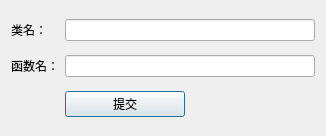
This is ui/match.ui in dqzg12300/fridaUiTools as Qt 5 draws it before an edit. The edited form follows.
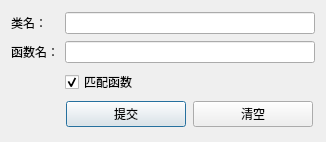
This is the edited form.

```diff
--- a/ui/match.ui
+++ b/ui/match.ui
@@ -7,20 +7,26 @@
     <x>0</x>
     <y>0</y>
     <width>326</width>
-    <height>136</height>
+    <height>142</height>
    </rect>
   </property>
   <property name="windowTitle">
    <string>匹配java函数</string>
   </property>
   <layout class="QGridLayout" name="gridLayout">
-   <item row="0" column="0">
-    <widget class="QLabel" name="label">
+   <item row="2" column="1">
+    <widget class="QCheckBox" name="chkHasMethod">
      <property name="text">
-      <string>类名：</string>
+      <string>匹配函数</string>
+     </property>
+     <property name="checked">
+      <bool>true</bool>
      </property>
     </widget>
    </item>
+   <item row="1" column="1">
+    <widget class="QLineEdit" name="txtMethod"/>
+   </item>
    <item row="0" column="1">
     <widget class="QLineEdit" name="txtClass"/>
    </item>
@@ -31,10 +37,16 @@
      </property>
     </widget>
    </item>
-   <item row="1" column="1">
-    <widget class="QLineEdit" name="txtMethod"/>
+   <item row="0" column="0">
+    <widget class="QLabel" name="label">
+     <property name="text">
+      <string>类名：</string>
+     </property>
+    </widget>
    </item>
-   <item row="2" column="1">
+   <item row="3" column="1">
+    <layout class="QHBoxLayout" name="horizontalLayout">
+     <item>
     <widget class="QPushButton" name="btnSubmit">
      <property name="maximumSize">
       <size>
@@ -46,6 +58,21 @@
       <string>提交</string>
      </property>
     </widget>
+     </item>
+     <item>
+      <widget class="QPushButton" name="btnClear">
+       <property name="maximumSize">
+        <size>
+         <width>120</width>
+         <height>16777215</height>
+        </size>
+       </property>
+       <property name="text">
+        <string>清空</string>
+       </property>
+      </widget>
+     </item>
+    </layout>
    </item>
   </layout>
  </widget>
```
Lines whose indentation alone changed are shown as unchanged.
